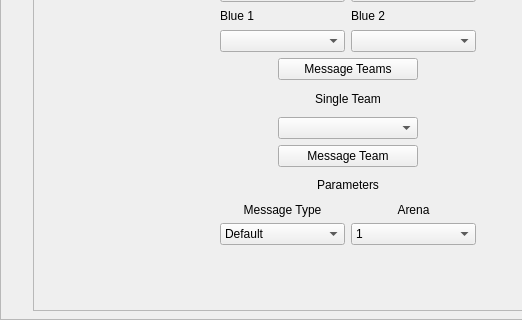
Before: the Qt Designer form App/PCUI.ui in BotPager/pc-software, drawn with Qt 5; both pictures show x 0 to 522 and y 141 to 461 of the 950 by 461 pixel window.
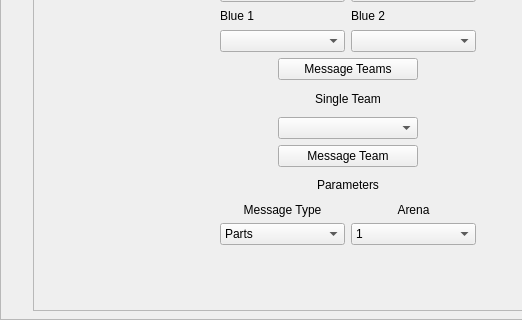
After: the same form once the commit is applied.

Diff of the .ui file:
```diff
--- a/App/PCUI.ui
+++ b/App/PCUI.ui
@@ -756,6 +756,12 @@
                      </item>
                      <item row="1" column="0">
                       <widget class="QComboBox" name="Intensity">
+                       <property name="currentIndex">
+                        <number>3</number>
+                       </property>
+                       <property name="minimumContentsLength">
+                        <number>0</number>
+                       </property>
                        <item>
                         <property name="text">
                          <string>Default</string>
@@ -773,7 +779,7 @@
                        </item>
                        <item>
                         <property name="text">
-                         <string>Parts Request</string>
+                         <string>Parts</string>
                         </property>
                        </item>
                       </widget>
```
Left out of the diff: 3 changed lines with no effect on the pictures.
